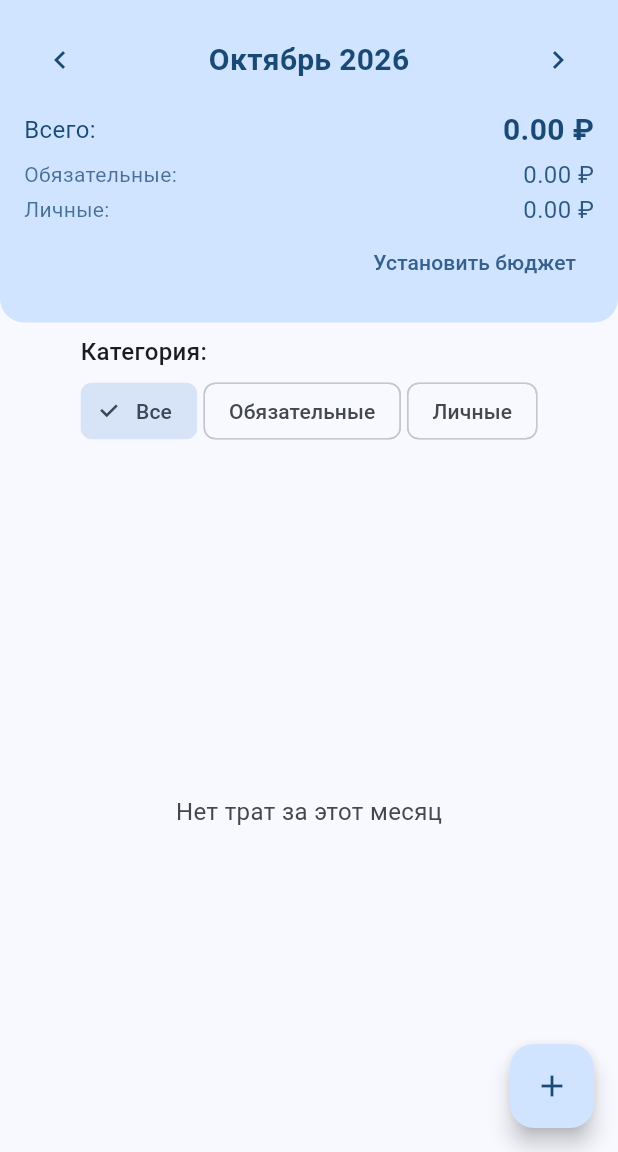
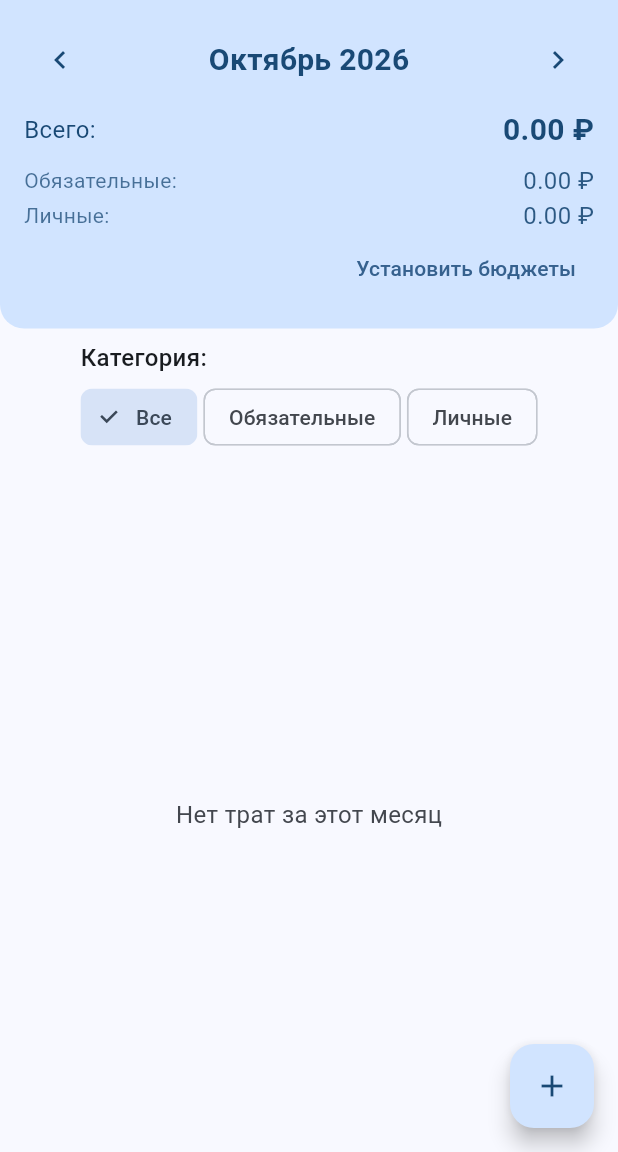
Before and after one commit to AlexeyHrulyow/SpentlyApp, a Flutter app: the screen it shows after launch, after a tap on the "refresh" icon, on a phone screen of 412 x 824 dp, the part 84-1236 px from its top. Run offline on Flutter 3.47's test engine with Material 3 defaults, Android fonts, the phone set to English and light mode, and no system bars; our stand-ins replace fl_chart, flutter_local_notifications, share_plus, shared_preferences, sqflite; accounts and stored records are empty.

Commit message:
beta v0.1.5
- Реализовано разделение ограничения бюджета на личные траты и обязательные.

```diff
--- a/lib/screens/home_screen.dart
+++ b/lib/screens/home_screen.dart
@@ -31,7 +31,10 @@ class _HomeScreenState extends State<HomeScreen> {
   double _total = 0.0;
   double _totalFixed = 0.0;
   double _totalPersonal = 0.0;
-  double? _budget;
+
+  // Два независимых бюджета на месяц.
+  double? _budgetFixed;
+  double? _budgetPersonal;
 
   bool _isLoading = true;
 
@@ -60,17 +63,30 @@ class _HomeScreenState extends State<HomeScreen> {
     }
 
     final prefs = await SharedPreferences.getInstance();
-    final budgetKey = 'budget_${_currentYear}_${_currentMonth}';
-    final budget = prefs.getDouble(budgetKey);
+    // Миграция: старый единый ключ больше не используем — чистим,
+    // чтобы он не мусорил в SharedPreferences.
+    await prefs.remove('budget_${_currentYear}_${_currentMonth}');
 
-    if (budget != null) {
+    final budgetFixed =
+        prefs.getDouble('budget_fixed_${_currentYear}_${_currentMonth}');
+    final budgetPersonal =
+        prefs.getDouble('budget_personal_${_currentYear}_${_currentMonth}');
+
+    // Проверяем пороги для каждой категории отдельно.
     await _checkBudgetThresholds(
-        budget: budget,
-        spent: total,
+      kind: 'fixed',
+      budget: budgetFixed,
+      spent: fixed,
       year: _currentYear,
       month: _currentMonth,
     );
-    }
+    await _checkBudgetThresholds(
+      kind: 'personal',
+      budget: budgetPersonal,
+      spent: personal,
+      year: _currentYear,
+      month: _currentMonth,
+    );
 
     if (!mounted) return;
     setState(() {
@@ -78,32 +94,44 @@ class _HomeScreenState extends State<HomeScreen> {
       _total = total;
       _totalFixed = fixed;
       _totalPersonal = personal;
-      _budget = budget;
+      _budgetFixed = budgetFixed;
+      _budgetPersonal = budgetPersonal;
       _isLoading = false;
     });
   }
 
+  /// Проверка порогов одного бюджета. [kind] — 'fixed' или 'personal'.
+  /// Флаги «уже отправлено» в SharedPreferences отдельные для каждой
+  /// категории и каждого месяца, поэтому fixed и personal не глушат друг друга.
   Future<void> _checkBudgetThresholds({
-    required double budget,
+    required String kind,
+    required double? budget,
     required double spent,
     required int year,
     required int month,
   }) async {
-    if (budget <= 0) return;
+    if (budget == null || budget <= 0) return;
     final percent = spent / budget;
 
     final prefs = await SharedPreferences.getInstance();
-    final key80 = 'budget_notified_80_${year}_${month}';
-    final key100 = 'budget_notified_100_${year}_${month}';
-    final notifId = year * 100 + month;
+    final key80 = 'budget_notified_80_${kind}_${year}_${month}';
+    final key100 = 'budget_notified_100_${kind}_${year}_${month}';
+
+    // kindCode: 0 — fixed, 1 — personal.
+    // Итоговый ID: year*10000 + month*100 + kindCode*10 + thresholdCode.
+    // Для year=2026, month=10: fixed → 20261000/20261001, personal → 20261010/20261011.
+    final int kindCode = kind == 'fixed' ? 0 : 1;
+    final int baseId = year * 10000 + month * 100 + kindCode * 10;
+
+    final String label = kind == 'fixed' ? 'Обязательные' : 'Личные';
 
     if (percent >= 1.0) {
       if (prefs.getBool(key100) != true) {
         await NotificationService.instance.showBudgetNotification(
-          id: notifId * 10 + 1,
-          title: 'Бюджет превышен',
+          id: baseId + 1,
+          title: 'Бюджет превышен · $label',
           body: 'Потрачено ${spent.toStringAsFixed(0)} ₽ из '
-              '${budget.toStringAsFixed(0)} ₽ — бюджет на месяц исчерпан.',
+              '${budget.toStringAsFixed(0)} ₽ — лимит исчерпан.',
         );
         await prefs.setBool(key100, true);
         await prefs.setBool(key80, true);
@@ -111,14 +139,24 @@ class _HomeScreenState extends State<HomeScreen> {
     } else if (percent >= 0.8) {
       if (prefs.getBool(key80) != true) {
         await NotificationService.instance.showBudgetNotification(
-          id: notifId * 10,
-          title: 'Скоро бюджет закончится',
+          id: baseId,
+          title: 'Скоро закончится бюджет · $label',
           body: 'Потрачено уже ${(percent * 100).toStringAsFixed(0)}% '
-              'бюджета (${spent.toStringAsFixed(0)} ₽ из '
+              '(${spent.toStringAsFixed(0)} ₽ из '
               '${budget.toStringAsFixed(0)} ₽).',
         );
         await prefs.setBool(key80, true);
       }
+    }
+  }
+
+  /// Сброс флагов «уже уведомляли» для обоих бюджетов за текущий месяц.
+  /// Вызывается после изменения бюджетов, чтобы пороги пересчитались заново.
+  Future<void> _resetBudgetNotifiedFlags(int year, int month) async {
+    final prefs = await SharedPreferences.getInstance();
+    for (final kind in ['fixed', 'personal']) {
+      await prefs.remove('budget_notified_80_${kind}_${year}_${month}');
+      await prefs.remove('budget_notified_100_${kind}_${year}_${month}');
     }
   }
 
@@ -146,8 +184,6 @@ class _HomeScreenState extends State<HomeScreen> {
 
   // ---------- УДАЛЕНИЕ ТРАТЫ ----------
 
-  /// Запись в БД + SnackBar. Вызывается из onDismissed ПОСЛЕ того,
-  /// как элемент уже удалён из локального списка синхронно.
   Future<void> _deleteExpense(int id) async {
     await DatabaseHelper.instance.deleteTransaction(id);
     if (!mounted) return;
@@ -156,9 +192,6 @@ class _HomeScreenState extends State<HomeScreen> {
     );
   }
 
-  /// Диалог подтверждения. Возвращает true, если юзер подтвердил удаление.
-  /// Вызывается из Dismissible.confirmDismiss — ДО того, как элемент
-  /// «улетит» из списка.
   Future<bool> _confirmDeleteExpense() async {
     final result = await showDialog<bool>(
       context: context,
@@ -195,69 +228,68 @@ class _HomeScreenState extends State<HomeScreen> {
     return filtered;
   }
 
-  Future<void> _showBudgetDialog() async {
-    final controller = TextEditingController();
-    if (_budget != null) controller.text = _budget!.toString();
+  // ---------- ДИАЛОГ БЮДЖЕТОВ ----------
 
-    final result = await showDialog<double>(
+  Future<void> _showBudgetsDialog() async {
+    final result = await showDialog<_BudgetsResult>(
       context: context,
-      builder: (context) => AlertDialog(
-        title: const Text('Бюджет на месяц'),
-        content: TextField(
-          controller: controller,
-          keyboardType: TextInputType.number,
-          decoration: const InputDecoration(
-            labelText: 'Сумма бюджета (₽)',
-            hintText: 'Введите сумму',
-            border: OutlineInputBorder(),
-          ),
-        ),
-        actions: [
-          TextButton(
-            onPressed: () => Navigator.pop(context, null),
-            child: const Text('Отмена'),
-          ),
-          TextButton(
-            onPressed: () {
-              final value = double.tryParse(controller.text);
-              if (value != null && value > 0) {
-                Navigator.pop(context, value);
-              } else {
-                ScaffoldMessenger.of(context).showSnackBar(
-                  const SnackBar(content: Text('Введите корректную сумму')),
-                );
-              }
-            },
-            child: const Text('Сохранить'),
-          ),
-        ],
+      builder: (_) => _BudgetsDialog(
+        fixed: _budgetFixed,
+        personal: _budgetPersonal,
       ),
     );
+    if (result == null) return;
 
-    if (result != null) {
     final prefs = await SharedPreferences.getInstance();
-      final budgetKey = 'budget_${_currentYear}_${_currentMonth}';
-      await prefs.setDouble(budgetKey, result);
-      await prefs.remove('budget_notified_80_${_currentYear}_${_currentMonth}');
-      await prefs
-          .remove('budget_notified_100_${_currentYear}_${_currentMonth}');
+    final fixedKey = 'budget_fixed_${_currentYear}_${_currentMonth}';
+    final personalKey = 'budget_personal_${_currentYear}_${_currentMonth}';
+
+    if (result.fixed != null) {
+      await prefs.setDouble(fixedKey, result.fixed!);
+    } else {
+      await prefs.remove(fixedKey);
+    }
+    if (result.personal != null) {
+      await prefs.setDouble(personalKey, result.personal!);
+    } else {
+      await prefs.remove(personalKey);
+    }
+
+    // Бюджеты изменились — пороги 80/100 нужно пересчитать заново.
+    await _resetBudgetNotifiedFlags(_currentYear, _currentMonth);
+
     if (!mounted) return;
-      setState(() => _budget = result);
+    setState(() {
+      _budgetFixed = result.fixed;
+      _budgetPersonal = result.personal;
+    });
+
     await _checkBudgetThresholds(
-        budget: result,
-        spent: _total,
+      kind: 'fixed',
+      budget: _budgetFixed,
+      spent: _totalFixed,
+      year: _currentYear,
+      month: _currentMonth,
+    );
+    await _checkBudgetThresholds(
+      kind: 'personal',
+      budget: _budgetPersonal,
+      spent: _totalPersonal,
       year: _currentYear,
       month: _currentMonth,
     );
   }
-  }
 
-  Widget _buildBudgetProgress() {
-    if (_budget == null || _budget == 0) return const SizedBox.shrink();
+  /// Одна прогресс-шкала для конкретного бюджета.
+  /// Если бюджета нет — возвращаем пустой виджет.
+  Widget _buildBudgetProgress({
+    required double? budget,
+    required double spent,
+  }) {
+    if (budget == null || budget == 0) return const SizedBox.shrink();
 
     final cs = Theme.of(context).colorScheme;
-    final spent = _total;
-    final percent = spent / _budget!;
+    final percent = spent / budget;
     final clampedPercent = percent.clamp(0.0, 1.0);
 
     final barColor = clampedPercent < 0.8
@@ -265,17 +297,27 @@ class _HomeScreenState extends State<HomeScreen> {
         : (clampedPercent < 1.0 ? Colors.orange : Colors.red);
 
     return Padding(
-      padding: const EdgeInsets.symmetric(vertical: 8.0),
+      padding: const EdgeInsets.only(top: 4.0, bottom: 4.0),
       child: Column(
         crossAxisAlignment: CrossAxisAlignment.start,
         children: [
           Row(
             mainAxisAlignment: MainAxisAlignment.spaceBetween,
             children: [
-              Text('Бюджет: ${_budget!.toStringAsFixed(0)} ₽'),
               Text(
-                'Потрачено: ${spent.toStringAsFixed(0)} ₽ '
-                '(${(clampedPercent * 100).toStringAsFixed(0)}%)',
+                'Бюджет: ${budget.toStringAsFixed(0)} ₽',
+                style: TextStyle(
+                  fontSize: 12,
+                  color: cs.onPrimaryContainer.withValues(alpha: 0.75),
+                ),
+              ),
+              Text(
+                '${(clampedPercent * 100).toStringAsFixed(0)}%',
+                style: TextStyle(
+                  fontSize: 12,
+                  fontWeight: FontWeight.w500,
+                  color: cs.onPrimaryContainer.withValues(alpha: 0.9),
+                ),
               ),
             ],
           ),
@@ -284,8 +326,8 @@ class _HomeScreenState extends State<HomeScreen> {
             value: clampedPercent,
             backgroundColor: cs.surfaceContainerHighest,
             color: barColor,
-            minHeight: 8,
-            borderRadius: BorderRadius.circular(4),
+            minHeight: 6,
+            borderRadius: BorderRadius.circular(3),
           ),
         ],
       ),
@@ -419,9 +461,13 @@ class _HomeScreenState extends State<HomeScreen> {
     );
   }
 
+  // ================== СВОДКА ==================
+  // Теперь с двумя независимыми шкалами бюджета.
   Widget _buildSummary() {
     final cs = Theme.of(context).colorScheme;
     final String monthName = _getMonthName(_currentMonth);
+
+    final bool hasAnyBudget = _budgetFixed != null || _budgetPersonal != null;
 
     return Container(
       padding: const EdgeInsets.all(16),
@@ -432,6 +478,7 @@ class _HomeScreenState extends State<HomeScreen> {
       child: Column(
         crossAxisAlignment: CrossAxisAlignment.start,
         children: [
+          // --- Переключатель месяца ---
           Row(
             mainAxisAlignment: MainAxisAlignment.spaceBetween,
             children: [
@@ -456,6 +503,8 @@ class _HomeScreenState extends State<HomeScreen> {
             ],
           ),
           const SizedBox(height: 8),
+
+          // --- Всего ---
           Row(
             mainAxisAlignment: MainAxisAlignment.spaceBetween,
             children: [
@@ -473,7 +522,9 @@ class _HomeScreenState extends State<HomeScreen> {
               ),
             ],
           ),
-          const SizedBox(height: 4),
+          const SizedBox(height: 8),
+
+          // --- Обязательные + прогресс ---
           Row(
             mainAxisAlignment: MainAxisAlignment.spaceBetween,
             children: [
@@ -493,6 +544,9 @@ class _HomeScreenState extends State<HomeScreen> {
               ),
             ],
           ),
+          _buildBudgetProgress(budget: _budgetFixed, spent: _totalFixed),
+
+          // --- Личные + прогресс ---
           Row(
             mainAxisAlignment: MainAxisAlignment.spaceBetween,
             children: [
@@ -512,44 +566,16 @@ class _HomeScreenState extends State<HomeScreen> {
               ),
             ],
           ),
-          _buildBudgetProgress(),
-          if (_budget == null)
+          _buildBudgetProgress(budget: _budgetPersonal, spent: _totalPersonal),
+
+          // --- Кнопка настройки бюджетов ---
           Align(
             alignment: Alignment.centerRight,
             child: TextButton(
-                onPressed: _showBudgetDialog,
-                child: const Text('Установить бюджет'),
+              onPressed: _showBudgetsDialog,
+              child: Text(
+                hasAnyBudget ? 'Настроить бюджеты' : 'Установить бюджеты',
               ),
-            )
-          else
-            Align(
-              alignment: Alignment.centerRight,
-              child: Row(
-                mainAxisSize: MainAxisSize.min,
-                children: [
-                  TextButton(
-                    onPressed: _showBudgetDialog,
-                    child: const Text('Изменить'),
-                  ),
-                  TextButton(
-                    onPressed: () async {
-                      final prefs = await SharedPreferences.getInstance();
-                      final budgetKey =
-                          'budget_${_currentYear}_${_currentMonth}';
-                      await prefs.remove(budgetKey);
-                      await prefs.remove(
-                          'budget_notified_80_${_currentYear}_${_currentMonth}');
-                      await prefs.remove(
-                          'budget_notified_100_${_currentYear}_${_currentMonth}');
-                      if (!mounted) return;
-                      setState(() => _budget = null);
-                    },
-                    child: const Text(
-                      'Удалить',
-                      style: TextStyle(color: Colors.red),
-                    ),
-                  ),
-                ],
             ),
           ),
         ],
@@ -638,8 +664,6 @@ class _HomeScreenState extends State<HomeScreen> {
   Widget _buildExpenseItem(Expense expense, CategoryProvider categories) {
     final Color iconColor =
         expense.category == 'fixed' ? Colors.blue : Colors.orange;
-    // Иконку берём из категории (провайдер ищет по slug; для архивных
-    // категорий — тоже найдёт, т.к. провайдер хранит их в _categories).
     final IconData iconData = categories.iconOf(expense.subcategory);
 
     return Dismissible(
@@ -651,13 +675,7 @@ class _HomeScreenState extends State<HomeScreen> {
         child: const Icon(Icons.delete, color: Colors.white),
       ),
       direction: DismissDirection.endToStart,
-
-      // Диалог ДО того, как элемент «улетит». Отмена → false → элемент
-      // сам вернётся на место, никакой ошибки «dismissed Dismissible».
       confirmDismiss: (_) => _confirmDeleteExpense(),
-
-      // Срабатывает только после confirmDismiss == true.
-      // Убираем элемент из локального списка СИНХРОННО, в этом же кадре.
       onDismissed: (_) {
         final removed = expense;
         setState(() {
@@ -669,10 +687,8 @@ class _HomeScreenState extends State<HomeScreen> {
             _totalPersonal -= removed.amount;
           }
         });
-        // БД и SnackBar — асинхронно, уже после setState.
         _deleteExpense(removed.id!);
       },
-
       child: Card(
         margin: const EdgeInsets.symmetric(horizontal: 16, vertical: 4),
         child: ListTile(
@@ -718,3 +734,94 @@ class _HomeScreenState extends State<HomeScreen> {
     return months[month - 1];
   }
 }
+
+class _BudgetsResult {
+  final double? fixed;
+  final double? personal;
+  const _BudgetsResult({this.fixed, this.personal});
+}
+
+class _BudgetsDialog extends StatefulWidget {
+  final double? fixed;
+  final double? personal;
+  const _BudgetsDialog({this.fixed, this.personal});
+
+  @override
+  State<_BudgetsDialog> createState() => _BudgetsDialogState();
+}
+
+class _BudgetsDialogState extends State<_BudgetsDialog> {
+  late final TextEditingController _fixedController;
+  late final TextEditingController _personalController;
+
+  @override
+  void initState() {
+    super.initState();
+    _fixedController =
+        TextEditingController(text: widget.fixed?.toString() ?? '');
+    _personalController =
+        TextEditingController(text: widget.personal?.toString() ?? '');
+  }
+
+  @override
+  void dispose() {
+    _fixedController.dispose();
+    _personalController.dispose();
+    super.dispose();
+  }
+
+  void _submit() {
+    final fixed = double.tryParse(_fixedController.text.trim());
+    final personal = double.tryParse(_personalController.text.trim());
+    Navigator.pop(
+      context,
+      _BudgetsResult(
+        fixed: (fixed != null && fixed > 0) ? fixed : null,
+        personal: (personal != null && personal > 0) ? personal : null,
+      ),
+    );
+  }
+
+  @override
+  Widget build(BuildContext context) {
+    return AlertDialog(
+      title: const Text('Бюджеты на месяц'),
+      content: SingleChildScrollView(
+        child: Column(
+          mainAxisSize: MainAxisSize.min,
+          children: [
+            TextField(
+              controller: _fixedController,
+              keyboardType: TextInputType.number,
+              decoration: const InputDecoration(
+                labelText: 'Обязательные (₽)',
+                hintText: 'Пусто — без лимита',
+                border: OutlineInputBorder(),
+              ),
+            ),
+            const SizedBox(height: 16),
+            TextField(
+              controller: _personalController,
+              keyboardType: TextInputType.number,
+              decoration: const InputDecoration(
+                labelText: 'Личные (₽)',
+                hintText: 'Пусто — без лимита',
+                border: OutlineInputBorder(),
+              ),
+            ),
+          ],
+        ),
+      ),
+      actions: [
+        TextButton(
+          onPressed: () => Navigator.pop(context),
+          child: const Text('Отмена'),
+        ),
+        FilledButton(
+          onPressed: _submit,
+          child: const Text('Сохранить'),
+        ),
+      ],
+    );
+  }
+}
```
Also changed, not shown: pubspec.lock. Lines whose indentation alone changed are shown as unchanged.
